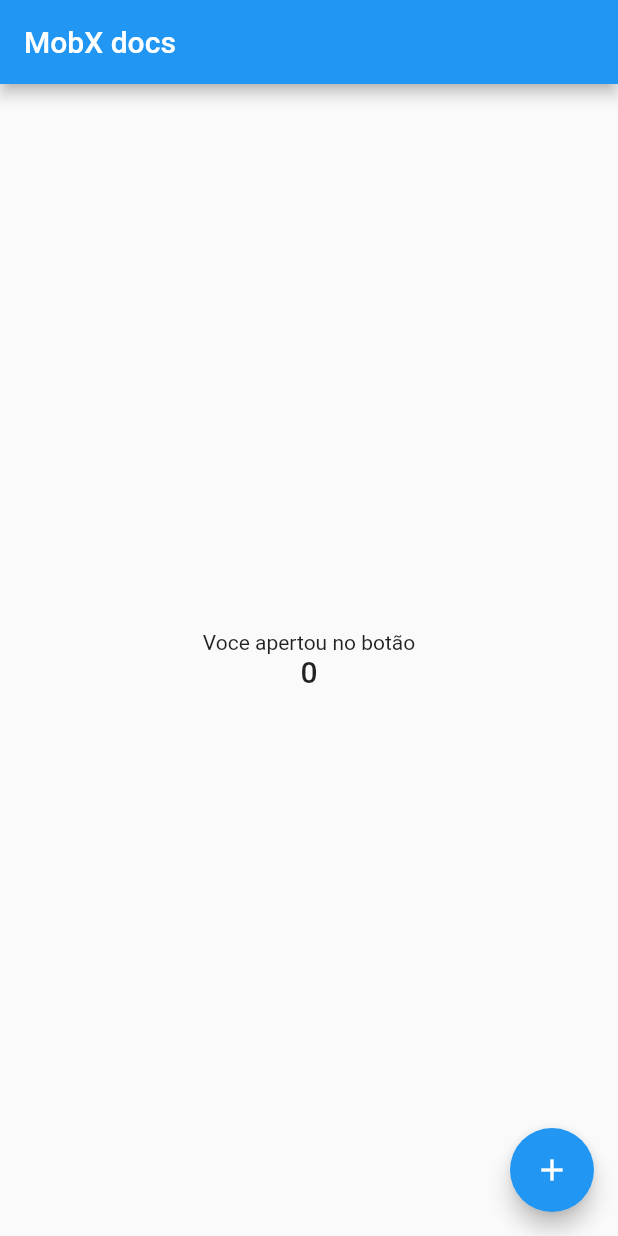
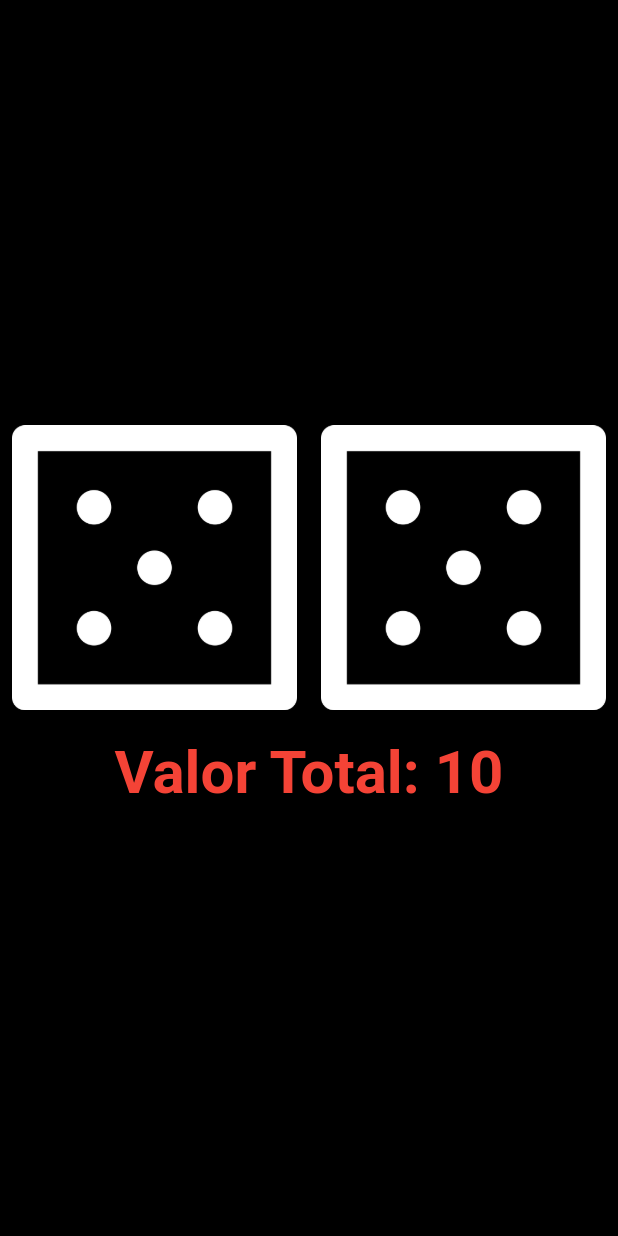
Before and after one commit to Joaopedroaquino/BasicMobx, a Flutter app: the screen it shows after launch, on a phone screen of 412 x 824 dp. Run offline on Flutter 3.47's test engine with Material 2 defaults, Android fonts, the phone set to English and light mode, and no system bars; our stand-ins replace flutter_mobx, mobx; generated files the repository leaves out were written again.

Commit message:
dice project

```diff
--- /dev/null
+++ b/lib/dice/dice_widget.dart
@@ -0,0 +1,73 @@
+import 'package:flutter/material.dart';
+import 'package:flutter_mobx/flutter_mobx.dart';
+
+import '../store/dice_counter.dart';
+
+class DicePage extends StatelessWidget {
+  const DicePage({Key? key}) : super(key: key);
+
+  @override
+  Widget build(BuildContext context) {
+    //da acesso ao store do Mobx
+    final diceCounter = DiceCounter();
+
+    return Scaffold(
+      backgroundColor: Colors.black,
+      body: DiceScreen(),
+    );
+  }
+}
+
+class DiceScreen extends StatelessWidget {
+  const DiceScreen({Key? key}) : super(key: key);
+
+  @override
+  Widget build(BuildContext context) {
+    final diceCounter = DiceCounter();
+
+    return Center(
+      child: Column(
+        mainAxisAlignment: MainAxisAlignment.center,
+        children: <Widget>[
+          Row(
+            children: <Widget>[
+              Expanded(
+                child: TextButton(
+                  onPressed: diceCounter.roll,
+                  //observer do dado esquerdo
+                  child: Observer(
+                    builder: (_) =>
+                        Image.asset('images/dice${diceCounter.left}.png'),
+                  ),
+                ),
+              ),
+              Expanded(
+                child: TextButton(
+                  onPressed: diceCounter.roll,
+                  child: Observer(
+                    //observer do dado direito
+                    builder: (_) =>
+                        Image.asset('images/dice${diceCounter.right}.png'),
+                  ),
+                ),
+              ),
+            ],
+          ),
+          Padding(
+            padding: const EdgeInsets.all(10),
+            child: Observer(
+              //observer do computed mostra a soma do resultado dos dois dados na tela
+              builder: (_) => Text(
+                'Valor Total: ${diceCounter.total}',
+                style: const TextStyle(
+                    fontWeight: FontWeight.bold,
+                    color: Colors.red,
+                    fontSize: 40),
+              ),
+            ),
+          ),
+        ],
+      ),
+    );
+  }
+}
--- a/lib/main.dart
+++ b/lib/main.dart
@@ -1,6 +1,5 @@
 import 'package:flutter/material.dart';
-
-import 'counter_page.dart';
+import 'package:starting_mobx/dice/dice_widget.dart';
 
 void main() {
   runApp(const MyApp());
@@ -12,11 +11,12 @@ class MyApp extends StatelessWidget {
   @override
   Widget build(BuildContext context) {
     return MaterialApp(
+      debugShowCheckedModeBanner: false,
       title: 'Mobx Docs',
       theme: ThemeData(
         primarySwatch: Colors.blue,
       ),
-      home: const CounterPage(),
+      home: const DicePage(),
     );
   }
 }
--- a/pubspec.yaml
+++ b/pubspec.yaml
@@ -62,8 +62,8 @@ flutter:
   uses-material-design: true
 
   # To add assets to your application, add an assets section, like this:
-  # assets:
-  #   - images/a_dot_burr.jpeg
+  assets:
+   - images/
   #   - images/a_dot_ham.jpeg
 
   # An image asset can refer to one or more resolution-specific "variants", see
```
Also changed, not shown: lib/ignore.dart (added, +8 -0 lines), lib/store/counter_store.dart (+24 -0 lines), lib/store/dice_counter.dart (added, +28 -0 lines), lib/store/fullname_page.dart (added, +40 -0 lines), images/dice1.png (added), images/dice2.png (added), images/dice3.png (added), images/dice4.png (added), images/dice5.png (added), images/dice6.png (added), lib/store/counter_store.g.dart, lib/store/dice_counter.g.dart (added).
